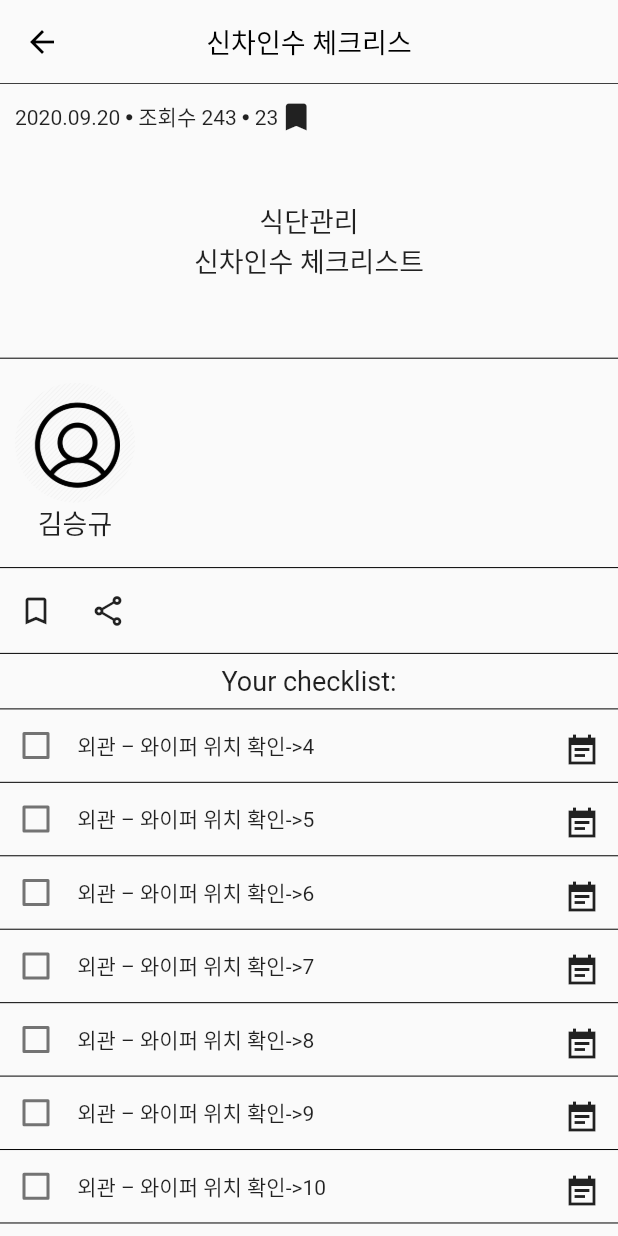
After one commit to ilyosbekkk/Cheri_Viewer, a Flutter app: the CheriDetailViewScreen screen opened directly, on a phone screen of 412 x 824 dp. The commit adds this screen. Run offline on Flutter 3.47's test engine with Material 2 defaults, Android fonts, the phone set to English and light mode, and no system bars; our stand-ins replace firebase_auth, firebase_core, fluttertoast, google_sign_in, progress_indicators, pull_to_refresh; missing offline and left inert: flutter_inappwebview, flutter_naver_login, kakao_flutter_sdk; accounts and stored records are empty; network calls fail.

Commit message:
detailed view screen prototype done

```diff
--- a/lib/business_logic/providers/postslist_provider  .dart
+++ b/lib/business_logic/providers/postslist_provider  .dart
@@ -37,7 +37,6 @@ class PostListsProvider extends ChangeNotifier {
 
       if (response.statusCode == 200) {
         Map<String, dynamic> decodedResponse = json.decode(utf8.decode(response.bodyBytes));
-        print(decodedResponse);
         PostsResponse postsResponse = PostsResponse.fromJson(decodedResponse);
         responseCode = postsResponse.code;
         message = postsResponse.message;
--- a/lib/models/postslist_model.dart
+++ b/lib/models/postslist_model.dart
@@ -11,8 +11,7 @@ class PostsResponse {
     if(parsedJson["data"] != null)
        list = parsedJson['data'] as List;
 
-    print("resultttt");
-    print(list);
+
     List<Post> postList = list.map((i) => Post.fromJson(i)).toList();
 
     return new PostsResponse(parsedJson["code"], parsedJson["msg"], parsedJson["category"], postList);
--- a/lib/ui/helper_widgets/singlepost_widget.dart
+++ b/lib/ui/helper_widgets/singlepost_widget.dart
@@ -1,6 +1,7 @@
 import 'package:flutter/material.dart';
 import 'package:viewerapp/business_logic/providers/postslist_provider%20%20.dart';
 import 'package:viewerapp/models/postslist_model.dart';
+import 'package:viewerapp/ui/screens/cheri_detail_screen.dart';
 import 'package:viewerapp/utils/Strings.dart';
 
 class PostWidget extends StatelessWidget {
@@ -20,6 +21,13 @@ class PostWidget extends StatelessWidget {
       margin: EdgeInsets.only(left: 5.0, right: 5.0, top: 10.0),
       height: height,
       width: double.infinity,
+      child: InkWell(
+        onTap: () {
+          Navigator.push(
+            context,
+            MaterialPageRoute(builder: (context) => CheriDetailViewScreen()),
+          );
+        },
         child: Card(
           elevation: 10.0,
           shape: RoundedRectangleBorder(
@@ -130,6 +138,7 @@ class PostWidget extends StatelessWidget {
             ],
           ),
         ),
+      ),
     );;
   }
 }
--- /dev/null
+++ b/lib/ui/screens/cheri_detail_screen.dart
@@ -0,0 +1,197 @@
+import 'package:flutter/material.dart';
+
+import '../../utils/Strings.dart';
+
+class CheriDetailViewScreen extends StatefulWidget {
+  const CheriDetailViewScreen();
+
+  @override
+  _CheriDetailViewScreenState createState() => _CheriDetailViewScreenState();
+}
+
+class _CheriDetailViewScreenState extends State<CheriDetailViewScreen> {
+  ScrollController _scrollController = ScrollController();
+  late double _appBarHeight;
+  late double height;
+  late double width;
+  bool  isChecked = false;
+
+  @override
+  Widget build(BuildContext context) {
+    height = MediaQuery.of(context).size.height;
+    width = MediaQuery.of(context).size.width;
+    return Scaffold(
+      body: SafeArea(
+        child: CustomScrollView(
+          controller: _scrollController,
+          slivers: [_buildSliverAppBar(height), _buildList()],
+        ),
+      ),
+    );
+  }
+
+  Widget _buildSliverAppBar(double height) {
+    AppBar appBar = AppBar(
+      title: Text('Demo'),
+    );
+    setState(() {
+      _appBarHeight = appBar.preferredSize.height;
+    });
+
+    return SliverAppBar(
+      shadowColor: Colors.blue,
+      elevation: 5,
+      centerTitle: true,
+      shape: Border(bottom: BorderSide(color: Colors.black, width: 0.5)),
+      floating: true,
+      backgroundColor: Color.fromRGBO(250, 250, 250, 1),
+      title: Text(
+        detail_screen_title,
+        style: TextStyle(
+          fontSize: 18,
+          color: Colors.black,
+        ),
+      ),
+      leading: IconButton(
+        icon: Icon(
+          Icons.arrow_back_sharp,
+          color: Colors.black,
+        ),
+        onPressed: () {
+          Navigator.pop(context);
+        },
+      ),
+    );
+  }
+
+  Widget _buildList() {
+    return SliverToBoxAdapter(
+      child: ListView.separated(
+        primary: false,
+        shrinkWrap: true,
+        itemCount: 15,
+        itemBuilder: (BuildContext context, index) {
+          if (index == 0)
+            return _buildIntroWidget();
+          else if (index == 1)
+            return _buildAccountWidget();
+          else if (index == 2)
+            return  _buildExtraWidgets();
+          else if(index == 3)
+            return Center(child: Text("Your checklist:",  style: TextStyle(
+              fontSize: 18
+            ),));
+          else
+            return _buildCheckListWidget(index);
+        },
+        separatorBuilder: (context, index) {
+          return Divider(
+            color: Colors.black,
+          );
+        },
+      ),
+    );
+  }
+  Widget _buildIntroWidget() {
+    return Container(
+      margin: EdgeInsets.only(top: 10),
+      height: height * 0.2,
+      child: Column(
+        children: [
+          Container(
+            margin: EdgeInsets.only(left: 10),
+            child: Row(
+              children: [
+                Text("2020.09.20 "),
+                Icon(
+                  Icons.circle,
+                  size: 5,
+                ),
+                Text(" 조회수 243 "),
+                Icon(
+                  Icons.circle,
+                  size: 5,
+                ),
+                Text(
+                  " 23",
+                  textAlign: TextAlign.center,
+                ),
+                Icon(Icons.bookmark)
+              ],
+            ),
+          ),
+          Expanded(
+              child: Align(
+            alignment: Alignment.center,
+            child: Column(
+              mainAxisAlignment: MainAxisAlignment.center,
+              children: [
+                Text(
+                  "식단관리",
+                  style: TextStyle(fontSize: 18),
+                ),
+                Text(
+                  "신차인수 체크리스트",
+                  style: TextStyle(fontSize: 18),
+                ),
+              ],
+            ),
+          )),
+        ],
+      ),
+    );
+  }
+  Widget _buildAccountWidget() {
+    return Container(
+        height: height * 0.15,
+        child: Row(
+          mainAxisAlignment: MainAxisAlignment.start,
+          children: [
+            Container(
+              margin: EdgeInsets.only(left: 10),
+              child: Column(
+                mainAxisAlignment: MainAxisAlignment.center ,
+
+                children: [
+                  CircleAvatar(
+                    radius: 40,
+                    backgroundColor:Colors.black38.withOpacity(0),
+                    backgroundImage: AssetImage("assets/images/account.png"),
+                  ),
+                  Text("김승규", style: TextStyle(fontSize: 18),)
+                ],
+              ),
+            )
+          ],
+        ));
+  }
+  Widget _buildExtraWidgets() {
+    return Container(
+      height: height*0.05,
+      child: Row(
+      children: [
+        IconButton(onPressed: () {}, icon: Icon(Icons.bookmark_border),),
+        IconButton(onPressed: () {}, icon: Icon(Icons.share_outlined),),
+      ],
+      ),
+    );
+  }
+  Widget _buildCheckListWidget(int index ) {
+   return  Container(
+
+      height: 0.04*height,
+      child: Row(
+        children: [
+          Checkbox(value: isChecked, onChanged: (bool? value) {
+            setState(() {
+              isChecked = value!;
+            });
+          }),
+          Text(" 외관 – 와이퍼 위치 확인->${index}"),
+          Spacer(),
+          IconButton(onPressed: () {},  icon: Icon(Icons.event_note_sharp),)
+        ],
+      ) ,
+    );
+  }
+}
--- a/lib/ui/screens/home_screen.dart
+++ b/lib/ui/screens/home_screen.dart
@@ -41,17 +41,17 @@ class _HomeScreenState extends State<HomeScreen> {
         }
       });
     }
-    widget._scrollController.addListener(() {
-      if (widget._scrollController.position.pixels == widget._scrollController.position.maxScrollExtent) {
-        initialPage = initialPage + 1;
-        _homePageProvider.fetchPostsList(pageSize+1, initialPage, "views", 0).then((value) {
-          if(value == true){
-            print("list2");
-
-          }
-        });
-      }
-    });
+    // widget._scrollController.addListener(() {
+    //   if (widget._scrollController.position.pixels == widget._scrollController.position.maxScrollExtent) {
+    //     initialPage = initialPage + 1;
+    //     _homePageProvider.fetchPostsList(pageSize+1, initialPage, "views", 0).then((value) {
+    //       if(value == true){
+    //         print("list2");
+    //
+    //       }
+    //     });
+    //   }
+    // });
   }
 
   @override
@@ -66,8 +66,8 @@ class _HomeScreenState extends State<HomeScreen> {
           if (index == 0) {
             return _buildCategories(widget.width);
           }
-          else if (index == _homePageProvider.posts.length )
-            return _buildCustomLoadingWidget();
+          // else if (index == _homePageProvider.posts.length )
+          //   return _buildCustomLoadingWidget();
           else {
 
             return _homePageProvider.posts.length != 0
--- a/lib/ui/screens/search_screen.dart
+++ b/lib/ui/screens/search_screen.dart
@@ -19,7 +19,6 @@ class SearchScreen extends StatefulWidget {
 }
 
 class _SearchScreenState extends State<SearchScreen> {
-  bool _noMoreData = false;
   TextEditingController _controller = TextEditingController();
   bool searching = false;
 
@@ -44,16 +43,21 @@ class _SearchScreenState extends State<SearchScreen> {
                 itemBuilder: (BuildContext context, index) {
                   if (index == 0)
                     return _buildSearchWidget(homepageProvider);
-                  else if (index == 1 && homepageProvider.searchResults.length > 0)
-                    return _buildSortWidget(_controller.text, homepageProvider.searchResults.length);
-                  else {
+                  else if (index == 1 && homepageProvider.searchResults.length > 0) {
+                    return _buildSortWidget(_controller.text,
+                        homepageProvider.searchResults.length);
+                  } else {
                     index = index - 2;
                     return homepageProvider.searchResults.length > 0
                         ? _buildPostWidget(0.4 * widget.height, widget.width,
                             index, homepageProvider)
                         : Center(
-                            child: searching? JumpingDotsProgressIndicator(fontSize: 60, color: Colors.blueAccent,):Text("검색 결과가 없습니다"));
-
+                            child: searching
+                                ? JumpingDotsProgressIndicator(
+                                    fontSize: 80,
+                                    color: Colors.blueAccent,
+                                  )
+                                : Text("검색 결과가 없습니다"));
                   }
                 });
           },
@@ -76,9 +80,9 @@ class _SearchScreenState extends State<SearchScreen> {
                 homePageProvider
                     .searchPostByTitle(10, 1, "views", searchWord)
                     .then((value) {
-                     setState(() {
-                       searching = false;
-                     });
+                  setState(() {
+                    searching = false;
+                  });
                 });
               },
               autofocus: true,
@@ -115,7 +119,7 @@ class _SearchScreenState extends State<SearchScreen> {
             child: Text('${searchWord} 검색 결과 ${count} 건')),
         Spacer(),
         IconButton(onPressed: () {}, icon: Icon(Icons.menu_outlined)),
-        IconButton(onPressed: () {}, icon: Icon(Icons.menu_book_sharp)),
+        IconButton(onPressed: () {}, icon: Icon(Icons.notes_outlined)),
       ],
     );
   }
--- a/lib/ui/screens/storage_screen.dart
+++ b/lib/ui/screens/storage_screen.dart
@@ -54,6 +54,9 @@ class _StorageBoxScreenState extends State<StorageBoxScreen>
             return _buildCustomTabView();
         });
   }
+
+
+
 
   Widget _buildCustomTabBar() {
     return Container(
@@ -126,7 +129,7 @@ class _StorageBoxScreenState extends State<StorageBoxScreen>
       child: Row(
         children: [
           Container(
-              margin: EdgeInsets.only(left: 10.0), child: Text('${count} 건')),
+              margin: EdgeInsets.only(left: 10.0), child: Text('${count-1} 건')),
           Spacer(),
           IconButton(
               onPressed: () {
@@ -136,7 +139,7 @@ class _StorageBoxScreenState extends State<StorageBoxScreen>
               },
               icon: Icon(Icons.search)),
           IconButton(onPressed: () {}, icon: Icon(Icons.menu_outlined)),
-          IconButton(onPressed: () {}, icon: Icon(Icons.menu_book_sharp)),
+          IconButton(onPressed: () {}, icon: Icon(Icons.notes_outlined)),
         ],
       ),
     );
--- a/lib/utils/Strings.dart
+++ b/lib/utils/Strings.dart
@@ -6,9 +6,11 @@ const String collections = "Collections";
 const toast_message_like = "You liked this post!";
 const toast_message_unlike = "You unliked this post!";
 const String app_name = "CheriBoard";
+
 const String search_page = "Search";
 const hint_text = "Please enter cheri name...";
 //Korean
+const  String  detail_screen_title ="신차인수 체크리스";
 const String views_kr = "조회수";
 const String home_kr = "홈";
 const String search_kr = "검색";
```
Also changed, not shown: assets/images/account.png (added), lib/business_logic/providers/detailedview_provider.dart (added). Lines whose indentation alone changed are shown as unchanged.
